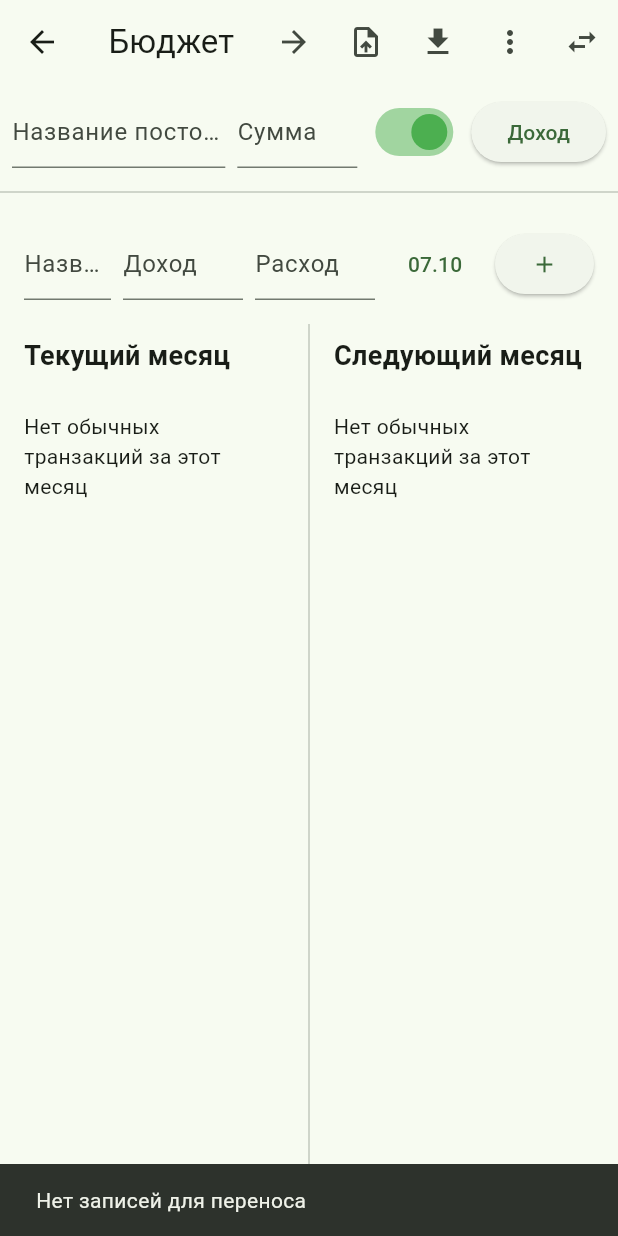
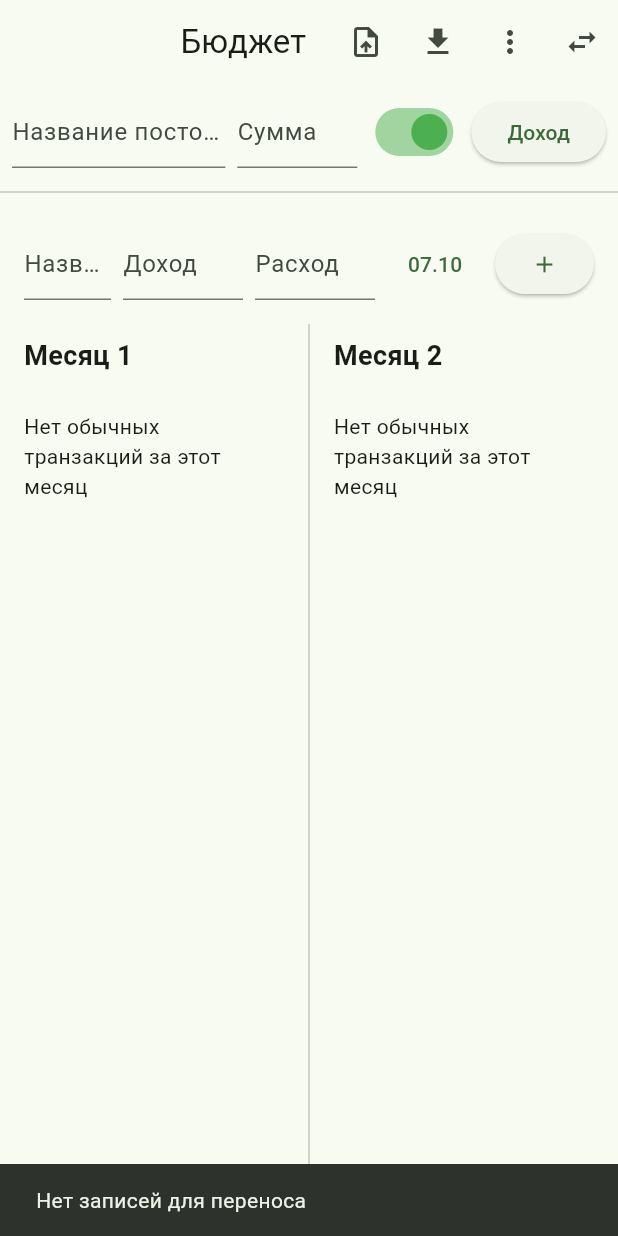
Before and after one commit to Ark005/my_first_app, a Flutter app: the screen it shows after launch, after a tap on the "swap horiz" icon, on a phone screen of 412 x 824 dp. Run offline on Flutter 3.47's test engine with Material 3 defaults, Android fonts, the phone set to English and light mode, and no system bars; our stand-ins replace file_picker, shared_preferences.

Commit message:
+ названия месяцев

```diff
--- a/lib/main.dart
+++ b/lib/main.dart
@@ -12,20 +12,18 @@ import 'package:shared_preferences/shared_preferences.dart';
 // === ИНИЦИАЛИЗАЦИЯ ===
 void main() async {
   WidgetsFlutterBinding.ensureInitialized();
-  // Инициализация форматирования дат на русском языке
   await initializeDateFormatting('ru_RU', null);
   runApp(const BudgetApp());
 }
 
 // === МОДЕЛЬ ТРАНЗАКЦИИ ===
-// Хранит все данные одной записи: название, доход/расход, дата, постоянная ли, порядок
 class Transaction {
   String title;
   double income;
   double expense;
   DateTime date;
-  bool isRecurring; // true — постоянная запись (доход/расход)
-  int order;        // порядок для drag-and-drop
+  bool isRecurring;
+  int order;
 
   Transaction({
     required this.title,
@@ -36,12 +34,10 @@ class Transaction {
     this.order = 0,
   });
 
-  // Преобразует объект в строку для сохранения в SharedPreferences
   String toStorageString() {
     return '${date.millisecondsSinceEpoch}|$title|$income|$expense|$isRecurring|$order';
   }
 
-  // Восстанавливает объект из строки
   static Transaction fromStorageString(String s) {
     final parts = s.split('|');
     final order = parts.length > 5 ? int.tryParse(parts[5]) ?? 0 : 0;
@@ -82,12 +78,12 @@ class BudgetPage extends StatefulWidget {
 }
 
 class _BudgetPageState extends State<BudgetPage> {
-  // === ХРАНИЛИЩА ДАННЫХ ===
-  final List<Transaction> _transactions = [];         // обычные записи
-  final List<Transaction> _recurringExpenses = [];    // постоянные расходы
-  final List<Transaction> _recurringIncomes = [];     // постоянные доходы
+  // === ДАННЫЕ ===
+  final List<Transaction> _transactions = [];
+  final List<Transaction> _recurringExpenses = [];
+  final List<Transaction> _recurringIncomes = [];
 
-  // === КОНТРОЛЛЕРЫ ПОЛЕЙ ВВОДА ===
+  // === КОНТРОЛЛЕРЫ ===
   final TextEditingController _titleController = TextEditingController();
   final TextEditingController _incomeController = TextEditingController();
   final TextEditingController _expenseController = TextEditingController();
@@ -95,31 +91,25 @@ class _BudgetPageState extends State<BudgetPage> {
 
   final TextEditingController _recTitleController = TextEditingController();
   final TextEditingController _recAmountController = TextEditingController();
-  bool _isRecurringIncome = true; // true = доход, false = расход
+  bool _isRecurringIncome = true;
 
-  // === СОСТОЯНИЕ РЕДАКТИРОВАНИЯ ПОСТОЯННЫХ ЗАПИСЕЙ ===
   bool _isEditingRecurring = false;
   int? _editingRecurringIndex;
   bool _isEditingRecurringIsIncome = true;
 
-  // === ФЛАГ ИНИЦИАЛИЗАЦИИ ===
   bool _isInitialized = false;
 
-  // === ТЕКУЩИЙ МЕСЯЦ (управляемое состояние) ===
-  // Отображается слева. Справа — следующий месяц.
-  DateTime _currentMonth = DateTime(DateTime.now().year, DateTime.now().month, 1);
+  // === PAGEVIEW ===
+  late PageController _pageController;
+  int _currentPageIndex = 0; // индекс текущей страницы (0 = текущий месяц)
 
-  // Вспомогательное свойство: следующий месяц
-  DateTime get _nextMonth => _addMonths(_currentMonth, 1);
-
-  // === ИНИЦИАЛИЗАЦИЯ ===
   @override
   void initState() {
     super.initState();
+    _pageController = PageController(initialPage: 0);
     _loadAndInit();
   }
 
-  // Загружает данные и помечает приложение как готовое
   Future<void> _loadAndInit() async {
     await _loadTransactions();
     setState(() {
@@ -127,22 +117,9 @@ class _BudgetPageState extends State<BudgetPage> {
     });
   }
 
-  // === НАВИГАЦИЯ ПО МЕСЯЦАМ ===
-  void _moveToPreviousPair() {
-    setState(() {
-      _currentMonth = _addMonths(_currentMonth, -1);
-    });
-  }
-
-  void _moveToNextPair() {
-    setState(() {
-      _currentMonth = _addMonths(_currentMonth, 1);
-    });
-  }
-
-  // === ОЧИСТКА РЕСУРСОВ ===
   @override
   void dispose() {
+    _pageController.dispose();
     _titleController.dispose();
     _incomeController.dispose();
     _expenseController.dispose();
@@ -179,7 +156,7 @@ class _BudgetPageState extends State<BudgetPage> {
     }
   }
 
-  // === ВСПОМОГАТЕЛЬНЫЕ ФУНКЦИИ ДЛЯ ДАТ ===
+  // === ВСПОМОГАТЕЛЬНЫЕ ФУНКЦИИ ДАТ ===
   int _daysInMonth(int year, int month) {
     if (month == 2) return _isLeapYear(year) ? 29 : 28;
     return [31, 28, 31, 30, 31, 30, 31, 31, 30, 31, 30, 31][month - 1];
@@ -189,7 +166,6 @@ class _BudgetPageState extends State<BudgetPage> {
     return (year % 4 == 0) && (year % 100 != 0 || year % 400 == 0);
   }
 
-  // Добавляет N месяцев к дате (корректно обрабатывает переходы через год)
   DateTime _addMonths(DateTime date, int months) {
     final year = date.year + ((date.month + months - 1) ~/ 12);
     final month = ((date.month + months - 1) % 12) + 1;
@@ -197,6 +173,22 @@ class _BudgetPageState extends State<BudgetPage> {
     final daysInNewMonth = _daysInMonth(year, month);
     final newDay = day > daysInNewMonth ? daysInNewMonth : day;
     return DateTime(year, month, newDay);
+  }
+
+  String _getMonthNameInNominative(DateTime date) {
+    return '${DateFormat('MMMM', 'ru_RU').format(date)} ${date.year}';
+  }
+
+  // === ПОЛУЧЕНИЕ МЕСЯЦЕВ ДЛЯ СТРАНИЦЫ ===
+  // Страница 0 → (сегодняшний месяц, следующий)
+  // Страница 1 → (следующий, через месяц)
+  // Страница -1 → (прошлый, сегодняшний)
+  List<DateTime> _getMonthsForPage(int pageIndex) {
+    final now = DateTime.now();
+    final baseMonth = DateTime(now.year, now.month, 1);
+    final offsetMonth = _addMonths(baseMonth, pageIndex);
+    final nextMonth = _addMonths(offsetMonth, 1);
+    return [offsetMonth, nextMonth];
   }
 
   // === UI: ВЫБОР ДАТЫ ===
@@ -213,7 +205,7 @@ class _BudgetPageState extends State<BudgetPage> {
     }
   }
 
-  // === ДОБАВЛЕНИЕ ОБЫЧНОЙ ТРАНЗАКЦИИ ===
+  // === ДОБАВЛЕНИЕ ТРАНЗАКЦИИ ===
   void _addTransaction() {
     final title = _titleController.text.trim();
     final income = double.tryParse(_incomeController.text) ?? 0.0;
@@ -223,14 +215,15 @@ class _BudgetPageState extends State<BudgetPage> {
       return;
     }
 
-    // Определяем, в какой из двух видимых месяцев добавлять запись
+    // Получаем текущую пару месяцев
+    final months = _getMonthsForPage(_currentPageIndex);
     DateTime targetMonth;
-    if (_selectedDate.year == _currentMonth.year && _selectedDate.month == _currentMonth.month) {
-      targetMonth = _currentMonth;
-    } else if (_selectedDate.year == _nextMonth.year && _selectedDate.month == _nextMonth.month) {
-      targetMonth = _nextMonth;
+    if (_selectedDate.year == months[0].year && _selectedDate.month == months[0].month) {
+      targetMonth = months[0];
+    } else if (_selectedDate.year == months[1].year && _selectedDate.month == months[1].month) {
+      targetMonth = months[1];
     } else {
-      targetMonth = _currentMonth; // по умолчанию — текущий
+      targetMonth = months[0];
     }
 
     final day = math.min(_selectedDate.day, _daysInMonth(targetMonth.year, targetMonth.month));
@@ -254,7 +247,7 @@ class _BudgetPageState extends State<BudgetPage> {
     _saveTransactions();
   }
 
-  // === РАБОТА С ПОСТОЯННЫМИ ЗАПИСЯМИ ===
+  // === ПОСТОЯННЫЕ ЗАПИСИ ===
   void _addRecurring() {
     final title = _recTitleController.text.trim();
     final amount = double.tryParse(_recAmountController.text) ?? 0.0;
@@ -340,15 +333,14 @@ class _BudgetPageState extends State<BudgetPage> {
     _saveTransactions();
   }
 
-  // === УДАЛЕНИЕ ОБЫЧНОЙ ТРАНЗАКЦИИ ===
+  // === УДАЛЕНИЕ И ПЕРЕНОС ТРАНЗАКЦИЙ ===
   void _deleteTransaction(Transaction tx) {
     setState(() { _transactions.remove(tx); });
     _saveTransactions();
   }
 
-  // === ПЕРЕНОС ТРАНЗАКЦИИ МЕЖДУ ДВУМЯ ВИДИМЫМИ МЕСЯЦАМИ ===
   Future<void> _moveTransactionToAnotherMonth(Transaction tx) async {
-    final months = [_currentMonth, _nextMonth];
+    final months = _getMonthsForPage(_currentPageIndex);
     final result = await showDialog<DateTime?>(
       context: context,
       builder: (ctx) => AlertDialog(
@@ -395,7 +387,7 @@ class _BudgetPageState extends State<BudgetPage> {
     );
   }
 
-  // === ОЧИСТКА ВСЕХ ДАННЫХ ===
+  // === ОЧИСТКА, ЭКСПОРТ, ИМПОРТ ===
   Future<void> _clearAllData() async {
     final confirmed = await showDialog<bool>(
       context: context,
@@ -420,7 +412,6 @@ class _BudgetPageState extends State<BudgetPage> {
     }
   }
 
-  // === ЭКСПОРТ В CSV ===
   Future<void> _exportToCSV() async {
     final buffer = StringBuffer();
     buffer.writeln('"Дата","Название","Доход","Расход","Постоянная"');
@@ -441,7 +432,6 @@ class _BudgetPageState extends State<BudgetPage> {
       final file = File('${dir.path}/budget_export.csv');
       await file.writeAsString(buffer.toString());
 
-      // На macOS копируем в папку Загрузок для удобства
       if (Platform.isMacOS) {
         final user = Platform.environment['USER'] ?? 'Shared';
         final downloadsDir = Directory('/Users/$user/Downloads');
@@ -459,7 +449,6 @@ class _BudgetPageState extends State<BudgetPage> {
     }
   }
 
-  // === ИМПОРТ ИЗ CSV ===
   Future<void> _importFromCSV() async {
     try {
       final result = await FilePicker.platform.pickFiles(type: FileType.custom, allowedExtensions: ['csv']);
@@ -474,7 +463,6 @@ class _BudgetPageState extends State<BudgetPage> {
       final List<Transaction> newRecurringExpenses = [];
 
       for (int i = 1; i < lines.length; i++) {
-        // Поддержка CSV с запятыми и точками с запятой
         List<String> cells = lines[i].contains(';') ? lines[i].split(';') : lines[i].split(',');
         if (cells.length < 5) continue;
 
@@ -515,7 +503,6 @@ class _BudgetPageState extends State<BudgetPage> {
         }
       }
 
-      // Обновляем состояние и сохраняем
       setState(() {
         _transactions.clear();
         _transactions.addAll(newTransactions);
@@ -532,10 +519,13 @@ class _BudgetPageState extends State<BudgetPage> {
     }
   }
 
-  // === ПЕРЕНОС ИТОГА ТЕКУЩЕГО МЕСЯЦА В СЛЕДУЮЩИЙ ===
+  // === ПЕРЕНОС ИТОГА ===
   void _shiftCurrentMonthForward() {
+    final months = _getMonthsForPage(_currentPageIndex);
+    final currentMonth = months[0];
+
     final currentTransactions = _transactions.where((tx) =>
-        tx.date.year == _currentMonth.year && tx.date.month == _currentMonth.month).toList();
+        tx.date.year == currentMonth.year && tx.date.month == currentMonth.month).toList();
 
     if (currentTransactions.isEmpty) {
       ScaffoldMessenger.of(context).showSnackBar(const SnackBar(content: Text('Нет записей для переноса')));
@@ -548,26 +538,22 @@ class _BudgetPageState extends State<BudgetPage> {
       return;
     }
 
+    final nextMonth = months[1];
     final transferTx = Transaction(
-      title: 'Перенос с ${_getMonthNameInNominative(_currentMonth)}',
+      title: 'Перенос с ${_getMonthNameInNominative(currentMonth)}',
       income: balance > 0 ? balance : 0.0,
       expense: balance < 0 ? -balance : 0.0,
-      date: DateTime(_nextMonth.year, _nextMonth.month, 1),
+      date: DateTime(nextMonth.year, nextMonth.month, 1),
     );
 
     setState(() { _transactions.add(transferTx); });
     _saveTransactions();
     ScaffoldMessenger.of(context).showSnackBar(
-      SnackBar(content: Text('Итог за ${_getMonthNameInNominative(_currentMonth)} перенесён в ${_getMonthNameInNominative(_nextMonth)}')),
+      SnackBar(content: Text('Итог за ${_getMonthNameInNominative(currentMonth)} перенесён в ${_getMonthNameInNominative(nextMonth)}')),
     );
   }
 
-  // Форматирует месяц как "Январь 2025"
-  String _getMonthNameInNominative(DateTime date) {
-    return '${DateFormat('MMMM', 'ru_RU').format(date)} ${date.year}';
-  }
-
-  // === ВИДЖЕТ ПОСТОЯННОЙ ЗАПИСИ ===
+  // === ВИДЖЕТЫ ===
   Widget _buildRecurringItem(Transaction tx, bool isIncome) {
     final txBalance = tx.income - tx.expense;
     return Card(
@@ -617,7 +603,6 @@ class _BudgetPageState extends State<BudgetPage> {
     );
   }
 
-  // === СЕКЦИЯ ПОСТОЯННЫХ ЗАПИСЕЙ ДЛЯ МЕСЯЦА ===
   List<Widget> _buildRecurringSection(DateTime month) {
     final recurringItems = [
       ..._recurringIncomes.map((tx) => _buildRecurringItem(Transaction(
@@ -635,7 +620,6 @@ class _BudgetPageState extends State<BudgetPage> {
     ];
   }
 
-  // === МЕНЮ ДЕЙСТВИЙ НАД ТРАНЗАКЦИЕЙ ===
   void _showTransactionActions(Transaction tx) {
     showModalBottomSheet(
       context: context,
@@ -664,15 +648,13 @@ class _BudgetPageState extends State<BudgetPage> {
     );
   }
 
-  // === СЕКЦИЯ ДЛЯ ОДНОГО МЕСЯЦА (С DRAG-AND-DROP) ===
+  // === СЕКЦИЯ ОДНОГО МЕСЯЦА ===
   Widget _buildMonthSection(DateTime month, String title) {
-    // Получаем записи для этого месяца и сортируем по order
     final monthTransactions = _transactions
         .where((tx) => tx.date.year == month.year && tx.date.month == month.month && !tx.isRecurring)
         .toList()
       ..sort((a, b) => a.order.compareTo(b.order));
 
-    // Вычисляем итог для этого месяца (включая постоянные записи)
     final allForBalance = [
       ...monthTransactions,
       ..._recurringIncomes.map((tx) => Transaction(title: tx.title, income: tx.income, expense: 0, date: month, isRecurring: true)),
@@ -680,11 +662,9 @@ class _BudgetPageState extends State<BudgetPage> {
     ];
     final balance = allForBalance.fold(0.0, (sum, tx) => sum + tx.income - tx.expense);
 
-    // Формируем список виджетов для ReorderableListView
     final allWidgets = [
       ..._buildRecurringSection(month),
       if (monthTransactions.isEmpty)
-        // 🔑 ОБЯЗАТЕЛЬНО: key для placeholder'а!
         Center(
           key: const ValueKey('no_transactions_placeholder'),
           child: Padding(
@@ -695,7 +675,6 @@ class _BudgetPageState extends State<BudgetPage> {
       else
         for (int i = 0; i < monthTransactions.length; i++)
           Card(
-            // 🔑 Уникальный key для каждой транзакции
             key: ValueKey('tx_${monthTransactions[i].date.millisecondsSinceEpoch}_${monthTransactions[i].title}_${monthTransactions[i].order}'),
             margin: const EdgeInsets.symmetric(horizontal: 16, vertical: 4),
             child: ListTile(
@@ -751,24 +730,21 @@ class _BudgetPageState extends State<BudgetPage> {
                 if (newIndex > oldIndex) newIndex -= 1;
                 if (newIndex < 0 || newIndex >= monthTransactions.length) return;
 
-                // Перемещаем элемент в локальном списке
                 final item = monthTransactions.removeAt(oldIndex);
                 monthTransactions.insert(newIndex, item);
 
-                // Обновляем order у всех записей в этом месяце
                 for (int i = 0; i < monthTransactions.length; i++) {
                   monthTransactions[i].order = i;
                 }
 
-                // Обновляем ГЛОБАЛЬНЫЙ список: удаляем старые и добавляем обновлённые
                 _transactions.removeWhere((tx) =>
                     tx.date.year == month.year && tx.date.month == month.month && !tx.isRecurring);
                 _transactions.addAll(monthTransactions);
 
-                _saveTransactions(); // Сохраняем изменения
+                _saveTransactions();
               });
             },
-            children: allWidgets, // ✅ Все элементы имеют уникальный key
+            children: allWidgets,
           ),
         ),
         Padding(
@@ -792,7 +768,19 @@ class _BudgetPageState extends State<BudgetPage> {
     );
   }
 
-  // === ГЛАВНЫЙ МЕТОД ОТОБРАЖЕНИЯ ===
+  // === СТРАНИЦА ДЛЯ PAGEVIEW ===
+  Widget _buildPage(int pageIndex) {
+    final months = _getMonthsForPage(pageIndex);
+    return Row(
+      children: [
+        Expanded(child: _buildMonthSection(months[0], 'Месяц 1')),
+        const VerticalDivider(width: 1, thickness: 1),
+        Expanded(child: _buildMonthSection(months[1], 'Месяц 2')),
+      ],
+    );
+  }
+
+  // === ГЛАВНЫЙ BUILD ===
   @override
   Widget build(BuildContext context) {
     if (!_isInitialized) {
@@ -803,17 +791,7 @@ class _BudgetPageState extends State<BudgetPage> {
       appBar: AppBar(
         title: const Text('Бюджет'),
         centerTitle: true,
-        // Кнопка "Назад" для перехода к предыдущей паре месяцев
-        leading: IconButton(
-          icon: const Icon(Icons.arrow_back),
-          onPressed: _moveToPreviousPair,
-        ),
         actions: [
-          // Кнопка "Вперёд"
-          IconButton(
-            icon: const Icon(Icons.arrow_forward),
-            onPressed: _moveToNextPair,
-          ),
           IconButton(icon: const Icon(Icons.upload_file), onPressed: _importFromCSV, tooltip: 'Импорт из CSV'),
           IconButton(icon: const Icon(Icons.download), onPressed: _exportToCSV, tooltip: 'Экспорт в CSV'),
           PopupMenuButton<String>(
@@ -824,7 +802,6 @@ class _BudgetPageState extends State<BudgetPage> {
               const PopupMenuItem(value: 'clear', child: Text('Очистить все данные')),
             ],
           ),
-          // Кнопка переноса итога
           IconButton(
             icon: const Icon(Icons.swap_horiz),
             onPressed: _shiftCurrentMonthForward,
@@ -834,7 +811,7 @@ class _BudgetPageState extends State<BudgetPage> {
       ),
       body: Column(
         children: [
-          // Панель добавления постоянной записи
+          // Панель постоянных записей
           Padding(
             padding: const EdgeInsets.all(8.0),
             child: Row(
@@ -864,7 +841,7 @@ class _BudgetPageState extends State<BudgetPage> {
 
           const Divider(),
 
-          // Панель добавления обычной транзакции
+          // Панель обычных транзакций
           if (!_isEditingRecurring)
             Padding(
               padding: const EdgeInsets.all(16.0),
@@ -883,13 +860,20 @@ class _BudgetPageState extends State<BudgetPage> {
               ),
             ),
 
-          // ДВА МЕСЯЦА РЯДОМ
+          // ✅ PAGEVIEW ДЛЯ СВАЙПА МЕЖДУ ПАРАМИ МЕСЯЦЕВ
           Expanded(
-            child: Row(
+            child: PageView(
+              controller: _pageController,
+              onPageChanged: (index) {
+                setState(() {
+                  _currentPageIndex = index;
+                });
+              },
               children: [
-                Expanded(child: _buildMonthSection(_currentMonth, 'Текущий месяц')),
-                const VerticalDivider(width: 1, thickness: 1),
-                Expanded(child: _buildMonthSection(_nextMonth, 'Следующий месяц')),
+                // Бесконечная прокрутка: показываем 3 страницы (прошлая, текущая, будущая)
+                _buildPage(-1),
+                _buildPage(0),
+                _buildPage(1),
               ],
             ),
           ),
```
